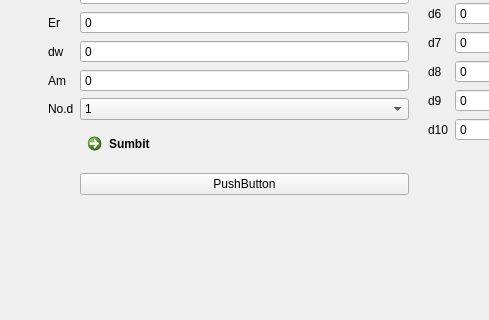
Ah00ra/HNNS, file main.ui: the form before one commit; both pictures show x 212 to 701 and y 222 to 542 of the 1180 by 886 pixel window.
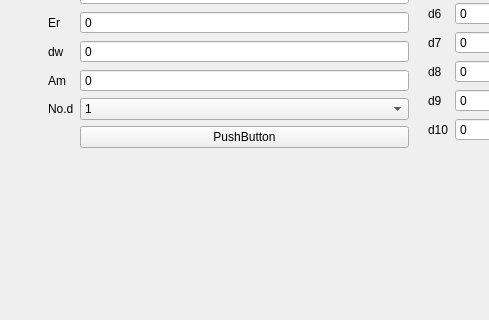
The form after the commit. The open tabs and pages were chosen to show the change. Custom widgets are drawn as their Qt base class.

Commit message: dynamic number of d for wire rope ft

The edit to the form file:
```diff
--- a/main.ui
+++ b/main.ui
@@ -6914,16 +6914,6 @@
         </widget>
        </item>
        <item row="12" column="1">
-        <widget class="QCommandLinkButton" name="commandLinkButton">
-         <property name="text">
-          <string>Sumbit</string>
-         </property>
-         <property name="description">
-          <string/>
-         </property>
-        </widget>
-       </item>
-       <item row="13" column="1">
         <widget class="QPushButton" name="pushButton_35">
          <property name="text">
           <string>PushButton</string>
```
Left out of the diff: 2 changed lines with no effect on the pictures. The commit also changes 1 other file.
